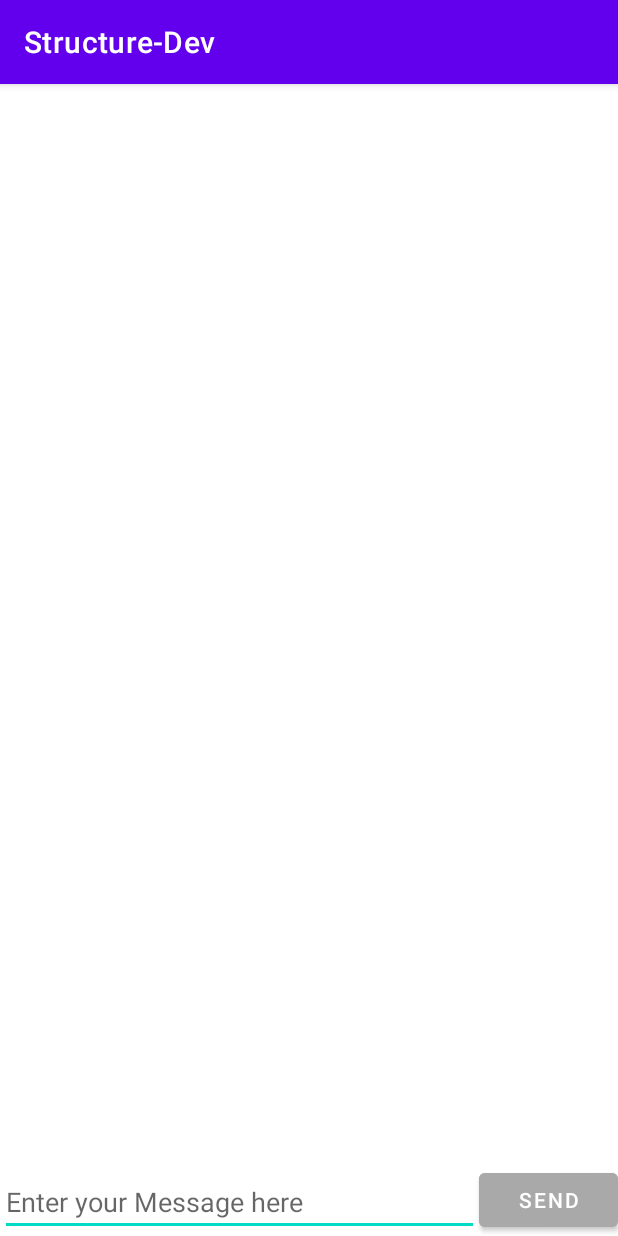
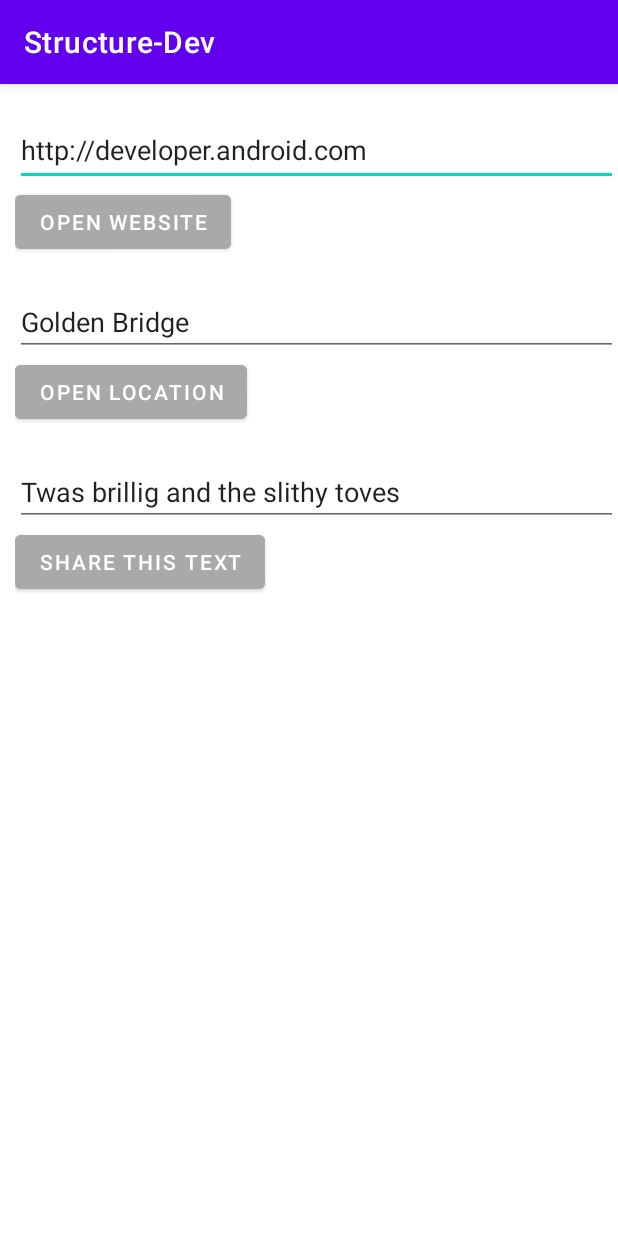
Before and after one commit to vinhcotam/Android_Tutorials_Pra_VinhHH, an Android app: the screen it shows after launch (ActivitySendMessage before the commit, ImplicitIntents after it), on a phone screen of 412 x 824 dp. Run offline under Robolectric (Android 15) with nearby library versions, the phone set to English and light mode, and no system bars.

Commit message:
implicit intents

```diff
--- a/app/build.gradle.kts
+++ b/app/build.gradle.kts
@@ -2,7 +2,7 @@ plugins {
     id(Plugins.android_application)
     kotlin(Plugins.kotlin_android)
     id(Plugins.detekt).version(Versions.detekt)
-//    id("org.jetbrains.kotlin.android")
+
     jacoco
 }
 
--- a/app/src/main/java/com/sun/android/ActivityReplyMessage.kt
+++ b/app/src/main/java/com/sun/android/ex_slide3/ActivityReplyMessage.kt
@@ -1,4 +1,4 @@
-package com.sun.android
+package com.sun.android.ex_slide3
 
 import android.content.Intent
 import androidx.appcompat.app.AppCompatActivity
@@ -7,7 +7,8 @@ import android.widget.Button
 import android.widget.EditText
 import android.widget.TextView
 import android.widget.Toast
-import com.sun.android.ActivitySendMessage.Companion.EXTRA_REPLY
+import com.sun.android.ex_slide3.ActivitySendMessage.Companion.EXTRA_REPLY
+import com.sun.android.R
 
 class ActivityReplyMessage : AppCompatActivity() {
     override fun onCreate(savedInstanceState: Bundle?) {
--- a/app/src/main/java/com/sun/android/ActivitySendMessage.kt
+++ b/app/src/main/java/com/sun/android/ex_slide3/ActivitySendMessage.kt
@@ -1,4 +1,4 @@
-package com.sun.android
+package com.sun.android.ex_slide3
 
 import android.content.Intent
 import android.os.Bundle
@@ -8,7 +8,7 @@ import android.widget.EditText
 import android.widget.TextView
 import android.widget.Toast
 import androidx.appcompat.app.AppCompatActivity
-import com.sun.android.databinding.ActivityMainBinding
+import com.sun.android.R
 
 class ActivitySendMessage : AppCompatActivity() {
     override fun onCreate(savedInstanceState: Bundle?) {
--- /dev/null
+++ b/app/src/main/java/com/sun/android/ex_slide5/ImplicitIntents.kt
@@ -0,0 +1,82 @@
+package com.sun.android.ex_slide5
+
+import android.content.ActivityNotFoundException
+import android.content.Intent
+import android.net.Uri
+import androidx.appcompat.app.AppCompatActivity
+import android.os.Bundle
+import android.widget.Button
+import android.widget.EditText
+import android.widget.Toast
+import com.sun.android.R
+import com.sun.android.databinding.ActivityMainBinding
+
+class ImplicitIntents : AppCompatActivity() {
+    private val binding by lazy {
+        ActivityMainBinding.inflate(layoutInflater)
+    }
+
+    override fun onCreate(savedInstanceState: Bundle?) {
+        super.onCreate(savedInstanceState)
+        setContentView(R.layout.activity_implicit_intents)
+        val editTextSearchWeb: EditText = findViewById(R.id.edit_text_search_web);
+        val buttonSearchWeb: Button = findViewById(R.id.button_search_web);
+        val editTextSearchLocation: EditText = findViewById(R.id.edit_text_search_location);
+        val buttonSearchLocation: Button = findViewById(R.id.button_search_location);
+        val editTextShareMessage: EditText = findViewById(R.id.edit_text_share_message);
+        val buttonShareMessage: Button = findViewById(R.id.button_share_message);
+        buttonSearchWeb.setOnClickListener() {
+            if (editTextSearchWeb.text.toString().isNullOrEmpty()) {
+                Toast.makeText(this, R.string.text_required_message, Toast.LENGTH_LONG).show()
+            } else {
+                val searchWebIntent: Intent = Uri.parse(editTextSearchWeb.text.toString()).let { webpage ->
+                    Intent(Intent.ACTION_VIEW, webpage)
+                }
+                try {
+                    startActivity(searchWebIntent);
+                    editTextSearchWeb.setText("")
+                } catch (e: ActivityNotFoundException) {
+                    Toast.makeText(this, R.string.intent_exception, Toast.LENGTH_LONG).show()
+                }
+            }
+
+
+        }
+        buttonSearchLocation.setOnClickListener() {
+            if (editTextSearchLocation.text.toString().isNullOrEmpty()) {
+                Toast.makeText(this, R.string.text_required_message, Toast.LENGTH_LONG).show()
+            } else {
+                val searchMapIntent: Intent =
+                    Uri.parse("google.navigation:q=" + editTextSearchLocation.text.toString()).let { location ->
+                        Intent(Intent.ACTION_VIEW, location)
+                    }
+                try {
+                    startActivity(searchMapIntent);
+                    editTextSearchLocation.setText("")
+                } catch (e: ActivityNotFoundException) {
+                    Toast.makeText(this, R.string.intent_exception, Toast.LENGTH_LONG).show()
+                }
+            }
+
+
+        }
+        buttonShareMessage.setOnClickListener() {
+            if (editTextShareMessage.text.toString().isNullOrEmpty()) {
+                Toast.makeText(this, R.string.text_required_message, Toast.LENGTH_LONG).show()
+            } else {
+                val shareMessageIntent = Intent(Intent.ACTION_SEND)
+                shareMessageIntent.putExtra(Intent.EXTRA_TEXT, editTextShareMessage.text.toString())
+                shareMessageIntent.type = "text/plain"
+                try {
+                    startActivity(Intent.createChooser(shareMessageIntent, "Share to other apps"))
+                    editTextShareMessage.setText("")
+
+                } catch (e: ActivityNotFoundException) {
+                    Toast.makeText(this, R.string.intent_exception, Toast.LENGTH_LONG).show()
+                }
+            }
+
+
+        }
+    }
+}
--- /dev/null
+++ b/app/src/main/res/layout/activity_implicit_intents.xml
@@ -0,0 +1,55 @@
+<?xml version="1.0" encoding="utf-8"?>
+<LinearLayout xmlns:android="http://schemas.android.com/apk/res/android"
+    xmlns:app="http://schemas.android.com/apk/res-auto"
+    xmlns:tools="http://schemas.android.com/tools"
+    android:layout_width="match_parent"
+    android:layout_height="match_parent"
+    android:orientation="vertical"
+    android:paddingLeft="10dp"
+    tools:context=".ex_slide5.ImplicitIntents">
+
+    <EditText
+        android:id="@+id/edit_text_search_web"
+        android:layout_width="match_parent"
+        android:layout_height="wrap_content"
+        android:layout_marginTop="20dp"
+        android:minHeight="48dp"
+        android:text="@string/defaul_search_web_value"/>
+
+    <Button
+        android:id="@+id/button_search_web"
+        android:layout_width="wrap_content"
+        android:layout_height="wrap_content"
+        android:backgroundTint="#A9A9A9"
+        android:text="@string/button_search_web"
+
+        />
+    <EditText
+        android:layout_marginTop="20dp"
+        android:layout_width="match_parent"
+        android:layout_height="wrap_content"
+        android:text="@string/defaul_search_location_value"
+        android:id="@+id/edit_text_search_location"
+        />
+
+
+    <Button
+        android:id="@+id/button_search_location"
+        android:layout_width="wrap_content"
+        android:layout_height="wrap_content"
+        android:backgroundTint="#A9A9A9"
+        android:text="@string/button_search_location"/>
+    <EditText
+        android:layout_marginTop="20dp"
+        android:layout_width="match_parent"
+        android:layout_height="wrap_content"
+        android:id="@+id/edit_text_share_message"
+        android:text="@string/defaul_share_message_value"
+        />
+    <Button
+        android:id="@+id/button_share_message"
+        android:layout_width="wrap_content"
+        android:layout_height="wrap_content"
+        android:backgroundTint="#A9A9A9"
+        android:text="@string/button_share_message"/>
+</LinearLayout>
--- a/app/src/main/res/layout/activity_main.xml
+++ b/app/src/main/res/layout/activity_main.xml
@@ -4,7 +4,7 @@
     xmlns:tools="http://schemas.android.com/tools"
     android:layout_width="match_parent"
     android:layout_height="match_parent"
-    tools:context=".ActivitySendMessage">
+    tools:context=".ex_slide3.ActivitySendMessage">
     <LinearLayout
         android:paddingLeft="@dimen/dp_10"
         android:layout_width="match_parent"
--- a/app/src/main/res/layout/activity_second.xml
+++ b/app/src/main/res/layout/activity_second.xml
@@ -4,7 +4,7 @@
     xmlns:tools="http://schemas.android.com/tools"
     android:layout_width="match_parent"
     android:layout_height="match_parent"
-    tools:context=".ActivityReplyMessage">
+    tools:context=".ex_slide3.ActivityReplyMessage">
     <LinearLayout
         android:paddingLeft="@dimen/dp_10"
         android:layout_width="match_parent"
--- a/app/src/main/res/values/strings.xml
+++ b/app/src/main/res/values/strings.xml
@@ -8,5 +8,12 @@
     <string name="text_display_message_received">This is the message</string>
     <string name="text_title_received">Message received</string>
     <string name="text_title_reply">Reply received</string>
-
+    <string name="intent_exception">Không thể thực hiện intent này</string>
+    <string name="defaul_search_web_value">http://developer.android.com</string>
+    <string name="defaul_search_location_value">Golden Bridge</string>
+    <string name="button_search_web">OPEN WEBSITE</string>
+    <string name="button_search_location">OPEN LOCATION</string>
+    <string name="button_share_message">SHARE THIS TEXT</string>
+    <string name="defaul_share_message_value">Twas brillig and the slithy toves</string>
+    <string name="text_required_message">Không được để trống ô này</string>
 </resources>
```
Also changed, not shown: app/src/main/AndroidManifest.xml (+19 -11 lines).
